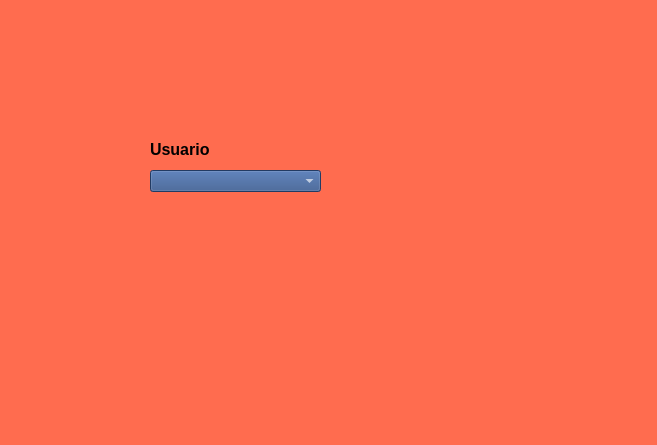
Old version of the form Unidad 2/P3_ComboBox.ui in the repository cisgarnat/PIP-2024-01.
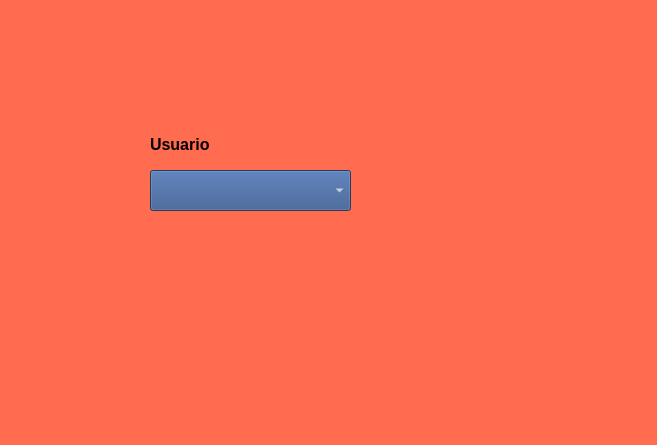
New version of the form. Icons and pictures are not drawn.

Patch:
```diff
--- a/Unidad 2/P3_ComboBox.ui
+++ b/Unidad 2/P3_ComboBox.ui
@@ -77,7 +77,7 @@
    <widget class="QLabel" name="label_7">
     <property name="geometry">
      <rect>
-      <x>350</x>
+      <x>410</x>
       <y>140</y>
       <width>141</width>
       <height>121</height>
@@ -98,8 +98,8 @@
      <rect>
       <x>150</x>
       <y>170</y>
-      <width>171</width>
-      <height>22</height>
+      <width>201</width>
+      <height>41</height>
      </rect>
     </property>
     <property name="font">
@@ -119,9 +119,9 @@
     <property name="geometry">
      <rect>
       <x>150</x>
-      <y>139</y>
-      <width>81</width>
-      <height>21</height>
+      <y>129</y>
+      <width>121</width>
+      <height>31</height>
      </rect>
     </property>
     <property name="font">
```
Left out of the diff: 4 changed lines with no effect on the pictures.
